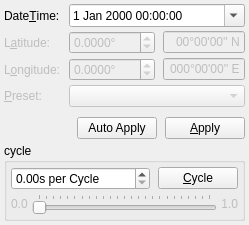
The window that apps/skybox/gui/datetimewidget.ui (cgcostume/osghimmel) describes before a commit, drawn with Qt 5.
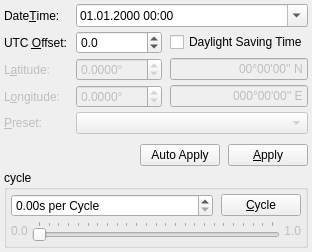
The same window after the commit.

Commit message: Add UTCOffset and daylightSavingTime to DateTimeWidget.

Diff of the .ui file:
```diff
--- a/apps/skybox/gui/datetimewidget.ui
+++ b/apps/skybox/gui/datetimewidget.ui
@@ -6,8 +6,8 @@
    <rect>
     <x>0</x>
     <y>0</y>
-    <width>249</width>
-    <height>223</height>
+    <width>280</width>
+    <height>242</height>
    </rect>
   </property>
   <property name="windowTitle">
@@ -23,7 +23,7 @@
    <property name="margin">
     <number>4</number>
    </property>
-   <item row="5" column="0" colspan="3">
+   <item row="6" column="0" colspan="3">
     <widget class="QGroupBox" name="cycleGroupBox">
      <property name="title">
       <string>cycle</string>
@@ -122,7 +122,7 @@
      </layout>
     </widget>
    </item>
-   <item row="4" column="0" colspan="3">
+   <item row="5" column="0" colspan="3">
     <layout class="QGridLayout" name="gridLayout_2">
      <property name="topMargin">
       <number>6</number>
@@ -178,7 +178,7 @@
      </property>
     </widget>
    </item>
-   <item row="2" column="2">
+   <item row="3" column="2">
     <widget class="QLineEdit" name="longitudeLineEdit">
      <property name="enabled">
       <bool>false</bool>
@@ -194,7 +194,7 @@
      </property>
     </widget>
    </item>
-   <item row="6" column="1">
+   <item row="7" column="1">
     <spacer name="verticalSpacer">
      <property name="orientation">
       <enum>Qt::Vertical</enum>
@@ -207,7 +207,7 @@
      </property>
     </spacer>
    </item>
-   <item row="1" column="2">
+   <item row="2" column="2">
     <widget class="QLineEdit" name="latitudeLineEdit">
      <property name="enabled">
       <bool>false</bool>
@@ -225,12 +225,15 @@
    </item>
    <item row="0" column="1" colspan="2">
     <widget class="QDateTimeEdit" name="dateTimeEdit">
+     <property name="displayFormat">
+      <string>dd.MM.yyyy HH:mm</string>
+     </property>
      <property name="calendarPopup">
       <bool>true</bool>
      </property>
     </widget>
    </item>
-   <item row="2" column="0">
+   <item row="3" column="0">
     <widget class="QLabel" name="longitudeLabel">
      <property name="enabled">
       <bool>false</bool>
@@ -243,7 +246,7 @@
      </property>
     </widget>
    </item>
-   <item row="1" column="0">
+   <item row="2" column="0">
     <widget class="QLabel" name="latitudeLabel">
      <property name="enabled">
       <bool>false</bool>
@@ -256,7 +259,7 @@
      </property>
     </widget>
    </item>
-   <item row="2" column="1">
+   <item row="3" column="1">
     <widget class="QDoubleSpinBox" name="longitudeDoubleSpinBox">
      <property name="enabled">
       <bool>false</bool>
@@ -275,7 +278,7 @@
      </property>
     </widget>
    </item>
-   <item row="1" column="1">
+   <item row="2" column="1">
     <widget class="QDoubleSpinBox" name="latitudeDoubleSpinBox">
      <property name="enabled">
       <bool>false</bool>
@@ -294,14 +297,14 @@
      </property>
     </widget>
    </item>
-   <item row="3" column="1" colspan="2">
+   <item row="4" column="1" colspan="2">
     <widget class="QComboBox" name="presetComboBox">
      <property name="enabled">
       <bool>false</bool>
      </property>
     </widget>
    </item>
-   <item row="3" column="0">
+   <item row="4" column="0">
     <widget class="QLabel" name="presetLabel">
      <property name="enabled">
       <bool>false</bool>
@@ -314,6 +317,36 @@
      </property>
     </widget>
    </item>
+   <item row="1" column="0">
+    <widget class="QLabel" name="utcOffsetLabel">
+     <property name="text">
+      <string>UTC &amp;Offset:</string>
+     </property>
+     <property name="buddy">
+      <cstring>utcOffsetDoubleSpinBox</cstring>
+     </property>
+    </widget>
+   </item>
+   <item row="1" column="1">
+    <widget class="QDoubleSpinBox" name="utcOffsetDoubleSpinBox">
+     <property name="decimals">
+      <number>1</number>
+     </property>
+     <property name="minimum">
+      <double>-12.000000000000000</double>
+     </property>
+     <property name="maximum">
+      <double>12.000000000000000</double>
+     </property>
+    </widget>
+   </item>
+   <item row="1" column="2">
+    <widget class="QCheckBox" name="daylightSavingTimeCheckBox">
+     <property name="text">
+      <string>Daylight Saving Time</string>
+     </property>
+    </widget>
+   </item>
   </layout>
  </widget>
  <tabstops>
```
The commit also changes 3 other files.
